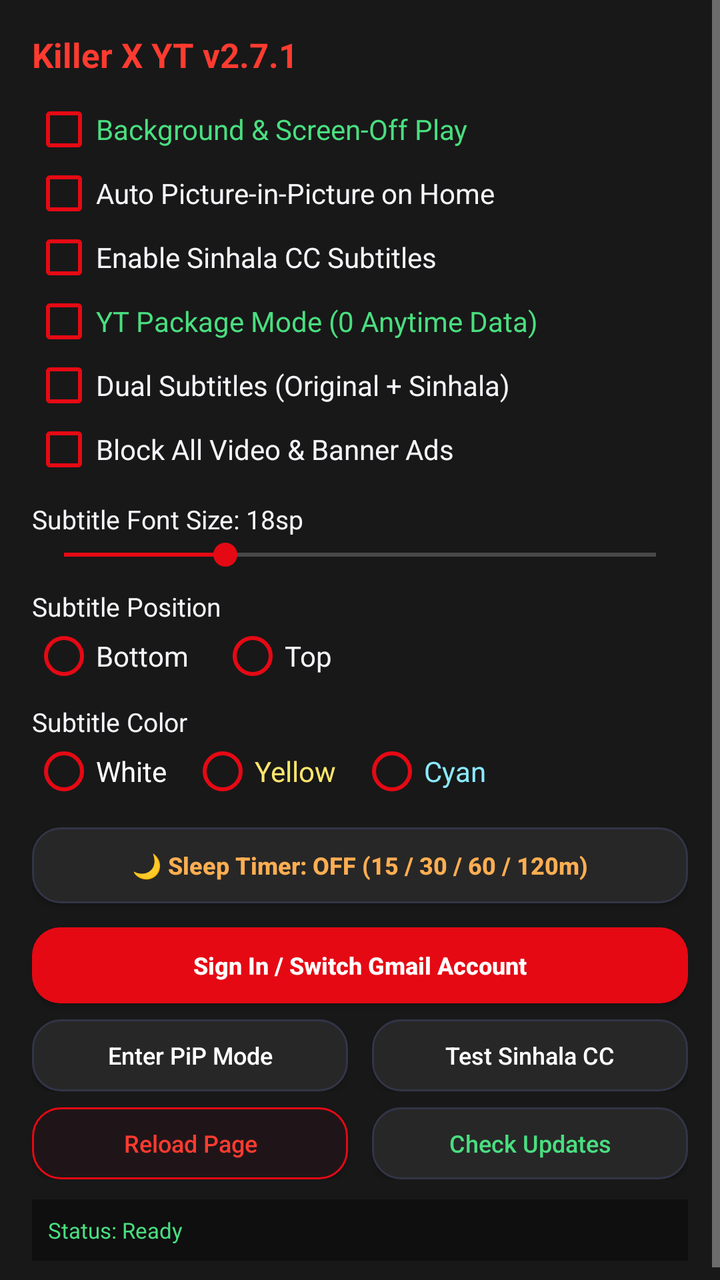
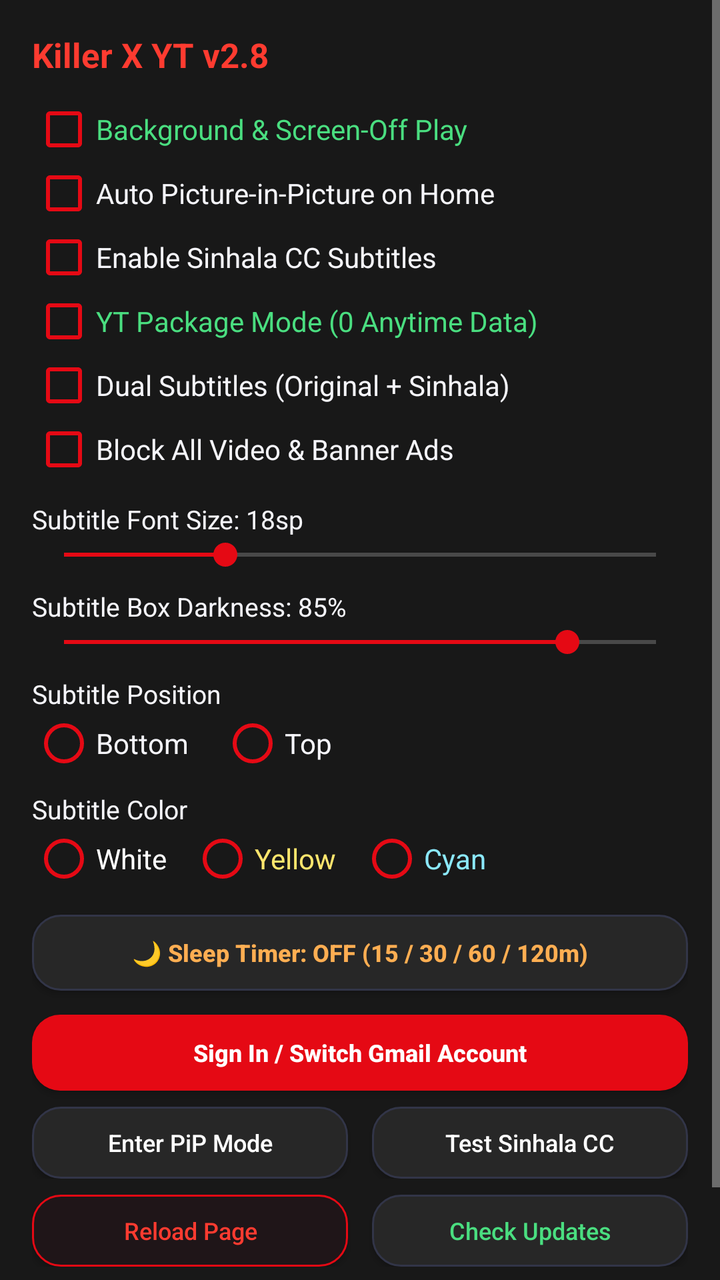

An Android layout rendered at two revisions. The XML below is the earlier revision; the diff shows what the commit changed to produce the second picture.
<!-- AndroidManifest.xml: application theme Theme.KillerXYT -->
<!-- res/layout/dialog_settings.xml -->
<?xml version="1.0" encoding="utf-8"?>
<ScrollView xmlns:android="http://schemas.android.com/apk/res/android"
    android:layout_width="match_parent"
    android:layout_height="wrap_content"
    android:background="@color/bar_dark">

    <LinearLayout
        android:layout_width="match_parent"
        android:layout_height="wrap_content"
        android:orientation="vertical"
        android:padding="16dp">

        <TextView
            android:layout_width="match_parent"
            android:layout_height="wrap_content"
            android:paddingBottom="10dp"
            android:text="Killer X YT v2.7.1"
            android:textColor="@color/killer_red_glow"
            android:textSize="17sp"
            android:textStyle="bold" />

        
        <CheckBox
            android:id="@+id/cbBgPlay"
            android:layout_width="match_parent"
            android:layout_height="wrap_content"
            android:buttonTint="@color/killer_red"
            android:text="Background &amp; Screen-Off Play"
            android:textColor="@color/green_active" />

        <CheckBox
            android:id="@+id/cbAutoPip"
            android:layout_width="match_parent"
            android:layout_height="wrap_content"
            android:buttonTint="@color/killer_red"
            android:text="Auto Picture-in-Picture on Home"
            android:textColor="@color/text_primary" />

        <CheckBox
            android:id="@+id/cbEnabled"
            android:layout_width="match_parent"
            android:layout_height="wrap_content"
            android:buttonTint="@color/killer_red"
            android:text="Enable Sinhala CC Subtitles"
            android:textColor="@color/text_primary" />

        <CheckBox
            android:id="@+id/cbYtPackageMode"
            android:layout_width="match_parent"
            android:layout_height="wrap_content"
            android:buttonTint="@color/killer_red"
            android:text="YT Package Mode (0 Anytime Data)"
            android:textColor="@color/green_active" />

        <CheckBox
            android:id="@+id/cbDualSub"
            android:layout_width="match_parent"
            android:layout_height="wrap_content"
            android:buttonTint="@color/killer_red"
            android:text="Dual Subtitles (Original + Sinhala)"
            android:textColor="@color/text_primary" />

        <CheckBox
            android:id="@+id/cbAdShield"
            android:layout_width="match_parent"
            android:layout_height="wrap_content"
            android:buttonTint="@color/killer_red"
            android:text="Block All Video &amp; Banner Ads"
            android:textColor="@color/text_primary" />

        <TextView
            android:id="@+id/tvSizeLabel"
            android:layout_width="match_parent"
            android:layout_height="wrap_content"
            android:layout_marginTop="10dp"
            android:text="Subtitle Font Size: 18sp"
            android:textColor="@color/text_primary"
            android:textSize="13sp" />

        <SeekBar
            android:id="@+id/sbFontSize"
            android:layout_width="match_parent"
            android:layout_height="wrap_content"
            android:max="22"
            android:progress="6"
            android:progressTint="@color/killer_red"
            android:thumbTint="@color/killer_red" />

        <TextView
            android:layout_width="match_parent"
            android:layout_height="wrap_content"
            android:layout_marginTop="8dp"
            android:text="Subtitle Position"
            android:textColor="@color/text_primary"
            android:textSize="13sp" />

        <RadioGroup
            android:id="@+id/rgPosition"
            android:layout_width="match_parent"
            android:layout_height="wrap_content"
            android:orientation="horizontal">

            <RadioButton
                android:id="@+id/rbPosBottom"
                android:layout_width="wrap_content"
                android:layout_height="wrap_content"
                android:buttonTint="@color/killer_red"
                android:text="Bottom"
                android:textColor="@color/text_primary" />

            <RadioButton
                android:id="@+id/rbPosTop"
                android:layout_width="wrap_content"
                android:layout_height="wrap_content"
                android:layout_marginStart="16dp"
                android:buttonTint="@color/killer_red"
                android:text="Top"
                android:textColor="@color/text_primary" />
        </RadioGroup>

        <TextView
            android:layout_width="match_parent"
            android:layout_height="wrap_content"
            android:layout_marginTop="8dp"
            android:text="Subtitle Color"
            android:textColor="@color/text_primary"
            android:textSize="13sp" />

        <RadioGroup
            android:id="@+id/rgColor"
            android:layout_width="match_parent"
            android:layout_height="wrap_content"
            android:orientation="horizontal">

            <RadioButton
                android:id="@+id/rbColorWhite"
                android:layout_width="wrap_content"
                android:layout_height="wrap_content"
                android:buttonTint="@color/killer_red"
                android:text="White"
                android:textColor="#FFFFFF" />

            <RadioButton
                android:id="@+id/rbColorYellow"
                android:layout_width="wrap_content"
                android:layout_height="wrap_content"
                android:layout_marginStart="12dp"
                android:buttonTint="@color/killer_red"
                android:text="Yellow"
                android:textColor="#FFE66D" />

            <RadioButton
                android:id="@+id/rbColorCyan"
                android:layout_width="wrap_content"
                android:layout_height="wrap_content"
                android:layout_marginStart="12dp"
                android:buttonTint="@color/killer_red"
                android:text="Cyan"
                android:textColor="#8BE9FD" />
        </RadioGroup>

        
        <Button
            android:id="@+id/btnOpenSleepTimer"
            android:layout_width="match_parent"
            android:layout_height="38dp"
            android:layout_marginTop="12dp"
            android:background="@drawable/bg_dark_pill"
            android:text="🌙 Sleep Timer: OFF (15 / 30 / 60 / 120m)"
            android:textAllCaps="false"
            android:textColor="@color/accent_gold"
            android:textSize="12sp"
            android:textStyle="bold" />

        
        <Button
            android:id="@+id/btnGmailLogin"
            android:layout_width="match_parent"
            android:layout_height="38dp"
            android:layout_marginTop="12dp"
            android:background="@drawable/bg_red_pill"
            android:text="Sign In / Switch Gmail Account"
            android:textAllCaps="false"
            android:textColor="#FFFFFF"
            android:textSize="12sp"
            android:textStyle="bold" />

        <LinearLayout
            android:layout_width="match_parent"
            android:layout_height="wrap_content"
            android:layout_marginTop="8dp"
            android:orientation="horizontal">

            <Button
                android:id="@+id/btnEnterPipNow"
                android:layout_width="0dp"
                android:layout_height="36dp"
                android:layout_marginEnd="6dp"
                android:layout_weight="1"
                android:background="@drawable/bg_dark_pill"
                android:text="Enter PiP Mode"
                android:textAllCaps="false"
                android:textColor="#FFFFFF"
                android:textSize="12sp" />

            <Button
                android:id="@+id/btnTestOverlay"
                android:layout_width="0dp"
                android:layout_height="36dp"
                android:layout_marginStart="6dp"
                android:layout_weight="1"
                android:background="@drawable/bg_dark_pill"
                android:text="Test Sinhala CC"
                android:textAllCaps="false"
                android:textColor="#FFFFFF"
                android:textSize="12sp" />
        </LinearLayout>

        <LinearLayout
            android:layout_width="match_parent"
            android:layout_height="wrap_content"
            android:layout_marginTop="8dp"
            android:orientation="horizontal">

            <Button
                android:id="@+id/btnReloadYt"
                android:layout_width="0dp"
                android:layout_height="36dp"
                android:layout_marginEnd="6dp"
                android:layout_weight="1"
                android:background="@drawable/bg_shield_pill"
                android:text="Reload Page"
                android:textAllCaps="false"
                android:textColor="@color/killer_red_glow"
                android:textSize="12sp" />

            <Button
                android:id="@+id/btnCheckUpdate"
                android:layout_width="0dp"
                android:layout_height="36dp"
                android:layout_marginStart="6dp"
                android:layout_weight="1"
                android:background="@drawable/bg_dark_pill"
                android:text="Check Updates"
                android:textAllCaps="false"
                android:textColor="@color/green_active"
                android:textSize="12sp" />
        </LinearLayout>

        <TextView
            android:id="@+id/tvDebugStatus"
            android:layout_width="match_parent"
            android:layout_height="wrap_content"
            android:layout_marginTop="10dp"
            android:background="@color/bg_dark"
            android:padding="8dp"
            android:text="Status: Ready"
            android:textColor="@color/green_active"
            android:textSize="11sp" />

    </LinearLayout>
</ScrollView>
<!-- resources referenced by this layout -->
<resources>
  <color name="accent_gold">#FFAE52</color>
  <color name="bar_dark">#181818</color>
  <color name="bg_dark">#0F0F0F</color>
  <color name="green_active">#4ADE80</color>
  <color name="killer_red">#E50914</color>
  <color name="killer_red_glow">#FF3B30</color>
  <color name="text_primary">#F5F5FA</color>
  <!-- drawable bg_dark_pill (drawable) -->
  <?xml version="1.0" encoding="utf-8"?>
  <shape xmlns:android="http://schemas.android.com/apk/res/android">
      <solid android:color="@color/surface_dark" />
      <corners android:radius="14dp" />
      <stroke android:width="1dp" android:color="#323548" />
  </shape>
  <!-- drawable bg_red_pill (drawable) -->
  <?xml version="1.0" encoding="utf-8"?>
  <shape xmlns:android="http://schemas.android.com/apk/res/android">
      <solid android:color="@color/killer_red" />
      <corners android:radius="14dp" />
  </shape>
  <!-- drawable bg_shield_pill (drawable) -->
  <?xml version="1.0" encoding="utf-8"?>
  <shape xmlns:android="http://schemas.android.com/apk/res/android">
      <solid android:color="#1F1518" />
      <corners android:radius="14dp" />
      <stroke android:width="1dp" android:color="@color/killer_red" />
  </shape>
  <style name="Theme.KillerXYT" parent="Theme.AppCompat.NoActionBar">
          <item name="colorPrimary">@color/killer_red</item>
          <item name="colorPrimaryDark">@color/bg_dark</item>
          <item name="colorAccent">@color/killer_red</item>
          <item name="android:windowBackground">@color/bg_dark</item>
          <item name="android:statusBarColor">@color/bg_dark</item>
          <item name="android:navigationBarColor">@color/bg_dark</item>
      </style>
  <color name="surface_dark">#272727</color>
</resources>

<!-- the commit's change to res/layout/dialog_settings.xml (unified diff, before → after) -->
@@ -14,7 +14,7 @@
             android:layout_width="match_parent"
             android:layout_height="wrap_content"
             android:paddingBottom="10dp"
-            android:text="Killer X YT v2.7.1"
+            android:text="Killer X YT v2.8"
             android:textColor="@color/killer_red_glow"
             android:textSize="17sp"
             android:textStyle="bold" />
@@ -83,6 +83,24 @@
             android:layout_height="wrap_content"
             android:max="22"
             android:progress="6"
+            android:progressTint="@color/killer_red"
+            android:thumbTint="@color/killer_red" />
+
+        <TextView
+            android:id="@+id/tvBgOpacityLabel"
+            android:layout_width="match_parent"
+            android:layout_height="wrap_content"
+            android:layout_marginTop="8dp"
+            android:text="Subtitle Box Darkness: 85%"
+            android:textColor="@color/text_primary"
+            android:textSize="13sp" />
+
+        <SeekBar
+            android:id="@+id/sbBgOpacity"
+            android:layout_width="match_parent"
+            android:layout_height="wrap_content"
+            android:max="100"
+            android:progress="85"
             android:progressTint="@color/killer_red"
             android:thumbTint="@color/killer_red" />
 
